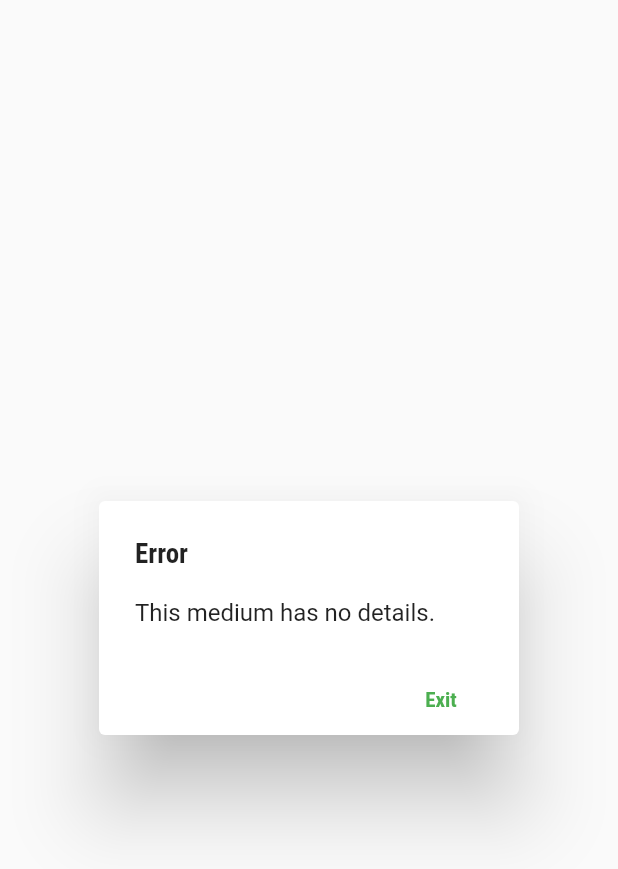
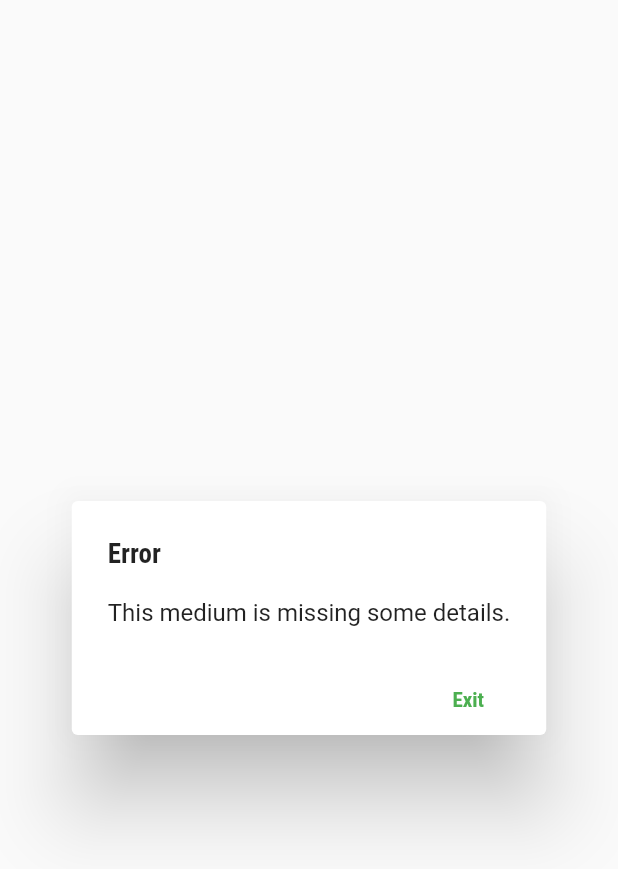
Before and after one commit to Godrigos/mediadb, a Flutter app: the VolumeDialog widget shown alone on an empty page, opened directly with empty values, on a phone screen of 412 x 824 dp. Shown: the top 869 px of the screen. Run offline on Flutter 3.47's test engine with Material 2 defaults, Android fonts, the phone set to English and light mode, and no system bars; our stand-ins replace cloud_firestore, firebase_core, hive, hive_flutter; accounts and stored records are empty; generated files the repository leaves out were written again.

Commit message:
more specific error cause

```diff
--- a/lib/l10n/app_en.arb
+++ b/lib/l10n/app_en.arb
@@ -103,7 +103,7 @@
     "@error": {
       "description": "Error text title."
     },
-    "errormsg": "This medium has no details.",
+    "errormsg": "This medium is missing some details.",
     "@errormsg": {
       "description": "Error text title."
     }
--- a/lib/l10n/app_pt.arb
+++ b/lib/l10n/app_pt.arb
@@ -25,5 +25,5 @@
     "validNumber": "Entre um número válido",
     "zero": "Entre um valor maior que zero",
     "error": "Erro",
-    "errormsg": "Este meio não possui detalhes."
+    "errormsg": "Faltam alguns detalhes para esse meio."
 }
--- a/lib/widgets/volume_dialog.dart
+++ b/lib/widgets/volume_dialog.dart
@@ -21,7 +21,7 @@ class _VolumeDialogState extends State<VolumeDialog> {
 
   @override
   Widget build(BuildContext context) {
-    if (widget.medium.ingredients.isEmpty) {
+    if (widget.medium.ingredients['dH₂O'] == null) {
       return AlertDialog(
         buttonPadding: const EdgeInsets.all(0),
         actionsPadding: const EdgeInsets.only(right: 20),
```
